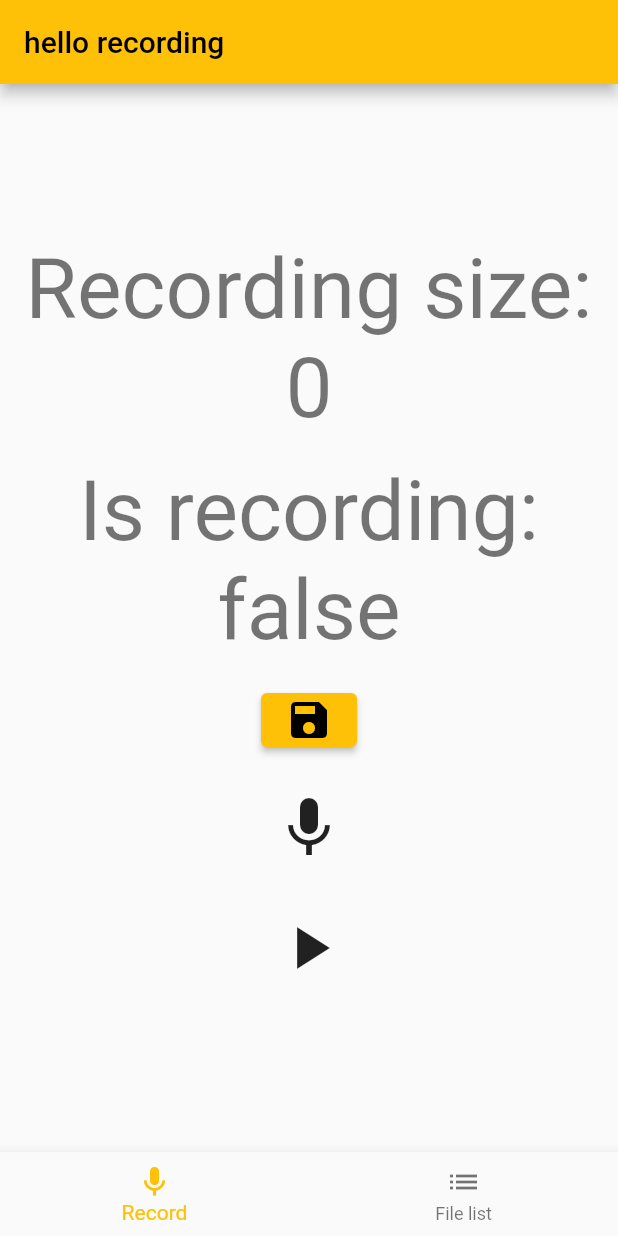
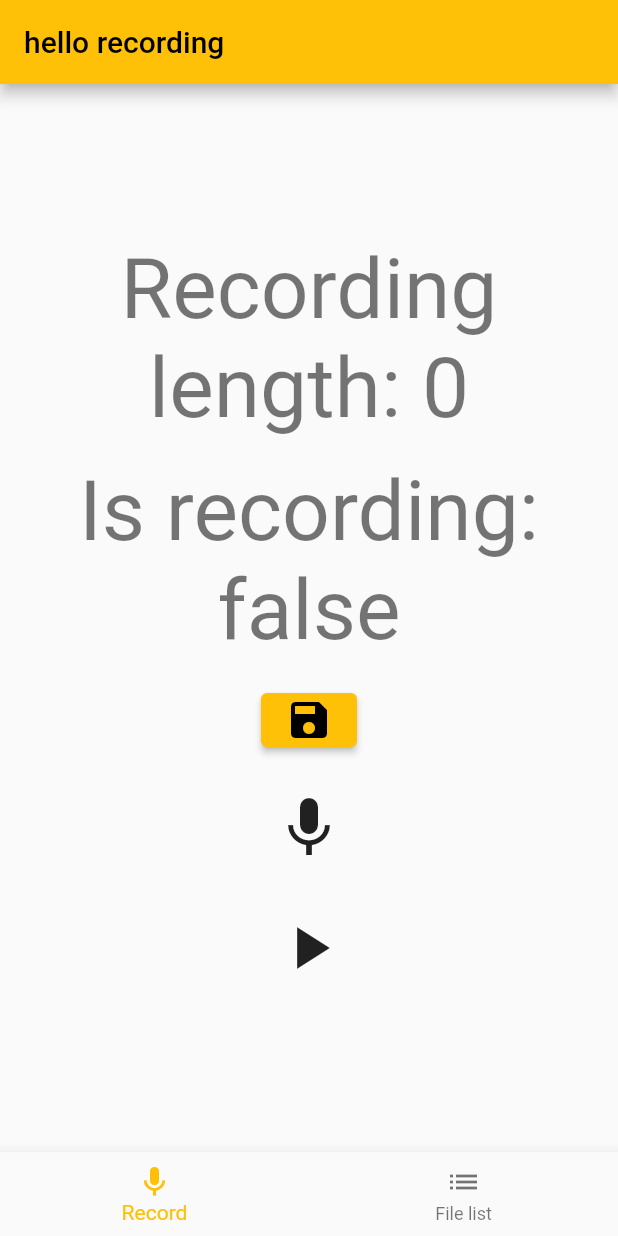
Before and after one commit to kassfir/audio_recorder_app, a Flutter app: the screen it shows after launch, after a tap on the "save" icon, on a phone screen of 412 x 824 dp. Run offline on Flutter 3.47's test engine with Material 2 defaults, Android fonts, the phone set to English and light mode, and no system bars; our stand-ins replace audioplayers; missing offline and left inert: mic_stream.

Commit message:
Tidied up code

```diff
--- a/lib/main.dart
+++ b/lib/main.dart
@@ -3,7 +3,7 @@ import 'dart:core';
 import 'package:audio_recorder_app/main_page.dart';
 import 'package:flutter/material.dart';
 
-void main() => runApp(MicStreamExampleApp());
+void main() => runApp(const MicStreamExampleApp());
 
 class MicStreamExampleApp extends StatelessWidget {
   const MicStreamExampleApp({Key? key}) : super(key: key);
@@ -19,6 +19,6 @@ class MicStreamExampleApp extends StatelessWidget {
             accentColor: Colors.blue,
           ),
         ),
-        home: MainPage());
+        home: const MainPage());
   }
 }
--- a/lib/main_page.dart
+++ b/lib/main_page.dart
@@ -1,8 +1,6 @@
-import 'package:audio_recorder_app/file_list_screen.dart';
-import 'package:audio_recorder_app/record_screen.dart';
+import 'package:audio_recorder_app/screens/file_list_screen.dart';
+import 'package:audio_recorder_app/screens/record_screen.dart';
 import 'package:flutter/material.dart';
-import 'package:flutter/src/foundation/key.dart';
-import 'package:flutter/src/widgets/framework.dart';
 
 class MainPage extends StatefulWidget {
   const MainPage({Key? key}) : super(key: key);
@@ -29,11 +27,11 @@ class _MainPageState extends State<MainPage> {
   Widget build(BuildContext context) {
     return Scaffold(
       appBar: AppBar(
-        title: Text('hello recording'),
+        title: const Text('hello recording'),
       ),
       body: _widgetOptions[_selectedIndex],
       bottomNavigationBar: BottomNavigationBar(
-        items: [
+        items: const [
           BottomNavigationBarItem(
             icon: Icon(Icons.mic),
             label: 'Record',
--- a/lib/record_screen.dart
+++ b/lib/screens/record_screen.dart
@@ -24,30 +24,33 @@ enum Command {
   change,
 }
 
-const AUDIO_FORMAT = AudioFormat.ENCODING_PCM_16BIT;
-
 class RecordScreenState extends State<RecordScreen> {
   bool _isRecording = false;
-  bool _isInitializing = true;
   Stream<List<int>>? stream;
-  // Uint8List _bytes = Uint8List.fromList([]);
   final List<int> _bytes = [];
   StreamSubscription<List<int>>? streamSubscription;
-  final AudioPlayer player = AudioPlayer();
+  final AudioPlayer _player = AudioPlayer();
 
-  final SAMPLE_RATE = 44100;
+  final _sampleRate = 44100;
+
+  late final List<int> _headers =
+      getHeaders(channels: 1, sampleRate: _sampleRate, size: _bytes.length);
+
+  //variable for didChangeDependencies because MicStream needs context which
+  //initState does not provide.
+  bool _isInitializing = true;
 
   @override
   void didChangeDependencies() async {
     if (_isInitializing) {
       stream = await MicStream.microphone(
-        sampleRate: SAMPLE_RATE,
+        sampleRate: _sampleRate,
         channelConfig: ChannelConfig.CHANNEL_IN_MONO,
         audioFormat: AudioFormat.ENCODING_PCM_16BIT,
       );
+
       streamSubscription = stream!.listen((samples) {
         if (_isRecording) {
-          // _bytes.addAll(samples);
           _bytes.addAll(samples);
           setState(() {});
         }
@@ -62,6 +65,9 @@ class RecordScreenState extends State<RecordScreen> {
 
   void _startRecording() {
     _bytes.clear();
+
+    //automatically add headers when beginning recording
+    _bytes.addAll(_headers);
     _isRecording = true;
     setState(() {});
   }
@@ -73,55 +79,10 @@ class RecordScreenState extends State<RecordScreen> {
 
   void _saveFile() async {
     final directory = await getApplicationDocumentsDirectory();
-    final fileName = Uuid().v1();
-    final filePath = '${directory.path}/${fileName}.wav';
+    final fileName = const Uuid().v1();
+    final filePath = '${directory.path}/$fileName.wav';
 
-    final size = _bytes.length;
-    final fileSize = size + 36;
-    final channels = 1;
-    final int byteRate = ((16 * SAMPLE_RATE * channels) / 8).round();
-
-    List<int> fullFile = [
-      // "RIFF"
-      82, 73, 70, 70,
-      fileSize & 0xff,
-      (fileSize >> 8) & 0xff,
-      (fileSize >> 16) & 0xff,
-      (fileSize >> 24) & 0xff,
-      // WAVE
-      87, 65, 86, 69,
-      // fmt
-      102, 109, 116, 32,
-      // fmt chunk size 16
-      16, 0, 0, 0,
-      // Type of format
-      1, 0,
-      // One channel
-      channels, 0,
-      // Sample rate
-      SAMPLE_RATE & 0xff,
-      (SAMPLE_RATE >> 8) & 0xff,
-      (SAMPLE_RATE >> 16) & 0xff,
-      (SAMPLE_RATE >> 24) & 0xff,
-      // Byte rate
-      byteRate & 0xff,
-      (byteRate >> 8) & 0xff,
-      (byteRate >> 16) & 0xff,
-      (byteRate >> 24) & 0xff,
-      // Uhm
-      ((16 * channels) / 8).round(), 0,
-      // bitsize
-      16, 0,
-      // "data"
-      100, 97, 116, 97,
-      size & 0xff,
-      (size >> 8) & 0xff,
-      (size >> 16) & 0xff,
-      (size >> 24) & 0xff,
-      ..._bytes
-    ];
-
-    await File(filePath).writeAsBytes(fullFile);
+    await File(filePath).writeAsBytes(_bytes);
     log(filePath);
   }
 
@@ -135,11 +96,11 @@ class RecordScreenState extends State<RecordScreen> {
         mainAxisAlignment: MainAxisAlignment.center,
         children: [
           Text(
-            'Recording size: ${_bytes.length}',
+            'Recording length: ${_bytes.length}',
             style: Theme.of(context).textTheme.headline2,
             textAlign: TextAlign.center,
           ),
-          SizedBox(
+          const SizedBox(
             height: 16.0,
           ),
           Text(
@@ -147,36 +108,34 @@ class RecordScreenState extends State<RecordScreen> {
             style: Theme.of(context).textTheme.headline2,
             textAlign: TextAlign.center,
           ),
-          SizedBox(
+          const SizedBox(
             height: 16.0,
           ),
           ElevatedButton(
             onPressed: () {
               _saveFile();
             },
-            child: Icon(
+            child: const Icon(
               Icons.save,
               size: 32.0,
             ),
           ),
-          SizedBox(
+          const SizedBox(
             height: 16.0,
           ),
           IconButton(
-            icon: _isRecording ? Icon(Icons.stop) : Icon(Icons.mic),
+            icon: _isRecording ? const Icon(Icons.stop) : const Icon(Icons.mic),
             onPressed: () =>
                 _isRecording ? _stopRecording() : _startRecording(),
             iconSize: 48.0,
           ),
-          SizedBox(
+          const SizedBox(
             height: 16.0,
           ),
           IconButton(
-            icon: Icon(Icons.play_arrow),
+            icon: const Icon(Icons.play_arrow),
             onPressed: () {
-              // player.play(UrlSource(
-              //     'https://download.samplelib.com/mp3/sample-3s.mp3'));
-              player.play(
+              _player.play(
                 BytesSource(
                   Uint8List.fromList(_bytes),
                 ),
@@ -189,3 +148,52 @@ class RecordScreenState extends State<RecordScreen> {
     );
   }
 }
+
+//https://stackoverflow.com/a/62028897
+List<int> getHeaders({
+  required int size,
+  required int channels,
+  required int sampleRate,
+}) {
+  final fileSize = size + 36;
+  final int byteRate = ((16 * sampleRate * channels) / 8).round();
+
+  return [
+    // "RIFF"
+    82, 73, 70, 70,
+    fileSize & 0xff,
+    (fileSize >> 8) & 0xff,
+    (fileSize >> 16) & 0xff,
+    (fileSize >> 24) & 0xff,
+    // WAVE
+    87, 65, 86, 69,
+    // fmt
+    102, 109, 116, 32,
+    // fmt chunk size 16
+    16, 0, 0, 0,
+    // Type of format
+    1, 0,
+    // One channel
+    channels, 0,
+    // Sample rate
+    sampleRate & 0xff,
+    (sampleRate >> 8) & 0xff,
+    (sampleRate >> 16) & 0xff,
+    (sampleRate >> 24) & 0xff,
+    // Byte rate
+    byteRate & 0xff,
+    (byteRate >> 8) & 0xff,
+    (byteRate >> 16) & 0xff,
+    (byteRate >> 24) & 0xff,
+    // Uhm
+    ((16 * channels) / 8).round(), 0,
+    // bitsize
+    16, 0,
+    // "data"
+    100, 97, 116, 97,
+    size & 0xff,
+    (size >> 8) & 0xff,
+    (size >> 16) & 0xff,
+    (size >> 24) & 0xff,
+  ];
+}
```
Also changed, not shown: lib/screens/file_list_screen.dart (renamed from lib/file_list_screen.dart, +26 -38 lines).
